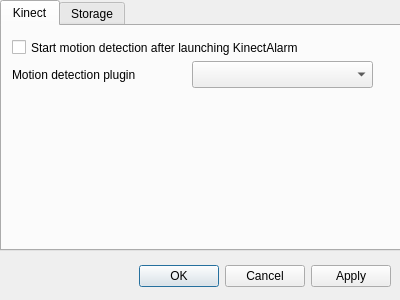
Qt form Server/ui/settingsdialog.ui (darkenk/KinectAlarm) before a commit.
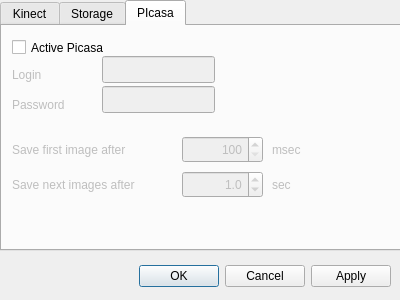
The same form after that commit.

Commit message: added posibility to store detected image on picasa web

```diff
--- a/Server/ui/settingsdialog.ui
+++ b/Server/ui/settingsdialog.ui
@@ -29,7 +29,7 @@
     </rect>
    </property>
    <property name="currentIndex">
-    <number>0</number>
+    <number>2</number>
    </property>
    <widget class="QWidget" name="kinectSettings">
     <property name="accessibleName">
@@ -261,6 +261,208 @@
      </property>
     </widget>
    </widget>
+   <widget class="QWidget" name="picasaSettings">
+    <attribute name="title">
+     <string>PIcasa</string>
+    </attribute>
+    <widget class="QCheckBox" name="picasaStorageActive">
+     <property name="geometry">
+      <rect>
+       <x>10</x>
+       <y>10</y>
+       <width>121</width>
+       <height>23</height>
+      </rect>
+     </property>
+     <property name="whatsThis">
+      <string>Activate possibility to store images on Picasa service</string>
+     </property>
+     <property name="text">
+      <string>Active Picasa</string>
+     </property>
+    </widget>
+    <widget class="QLineEdit" name="picasaLogin">
+     <property name="enabled">
+      <bool>false</bool>
+     </property>
+     <property name="geometry">
+      <rect>
+       <x>100</x>
+       <y>30</y>
+       <width>113</width>
+       <height>27</height>
+      </rect>
+     </property>
+    </widget>
+    <widget class="QLabel" name="label_7">
+     <property name="enabled">
+      <bool>false</bool>
+     </property>
+     <property name="geometry">
+      <rect>
+       <x>10</x>
+       <y>40</y>
+       <width>64</width>
+       <height>17</height>
+      </rect>
+     </property>
+     <property name="text">
+      <string>Login</string>
+     </property>
+    </widget>
+    <widget class="QLabel" name="label_8">
+     <property name="enabled">
+      <bool>false</bool>
+     </property>
+     <property name="geometry">
+      <rect>
+       <x>10</x>
+       <y>70</y>
+       <width>71</width>
+       <height>17</height>
+      </rect>
+     </property>
+     <property name="text">
+      <string>Password</string>
+     </property>
+    </widget>
+    <widget class="QLabel" name="label_9">
+     <property name="enabled">
+      <bool>false</bool>
+     </property>
+     <property name="geometry">
+      <rect>
+       <x>270</x>
+       <y>150</y>
+       <width>64</width>
+       <height>17</height>
+      </rect>
+     </property>
+     <property name="text">
+      <string>sec</string>
+     </property>
+    </widget>
+    <widget class="QLabel" name="label_10">
+     <property name="enabled">
+      <bool>false</bool>
+     </property>
+     <property name="geometry">
+      <rect>
+       <x>270</x>
+       <y>115</y>
+       <width>64</width>
+       <height>17</height>
+      </rect>
+     </property>
+     <property name="text">
+      <string>msec</string>
+     </property>
+    </widget>
+    <widget class="QLabel" name="label_11">
+     <property name="enabled">
+      <bool>false</bool>
+     </property>
+     <property name="geometry">
+      <rect>
+       <x>10</x>
+       <y>115</y>
+       <width>161</width>
+       <height>17</height>
+      </rect>
+     </property>
+     <property name="text">
+      <string>Save first image after</string>
+     </property>
+    </widget>
+    <widget class="QSpinBox" name="picasaFirstImageSpinBox">
+     <property name="enabled">
+      <bool>false</bool>
+     </property>
+     <property name="geometry">
+      <rect>
+       <x>180</x>
+       <y>110</y>
+       <width>81</width>
+       <height>27</height>
+      </rect>
+     </property>
+     <property name="alignment">
+      <set>Qt::AlignRight|Qt::AlignTrailing|Qt::AlignVCenter</set>
+     </property>
+     <property name="minimum">
+      <number>100</number>
+     </property>
+     <property name="maximum">
+      <number>1000</number>
+     </property>
+     <property name="singleStep">
+      <number>50</number>
+     </property>
+    </widget>
+    <widget class="QDoubleSpinBox" name="picasaNextImageSpinBox">
+     <property name="enabled">
+      <bool>false</bool>
+     </property>
+     <property name="geometry">
+      <rect>
+       <x>180</x>
+       <y>145</y>
+       <width>81</width>
+       <height>27</height>
+      </rect>
+     </property>
+     <property name="alignment">
+      <set>Qt::AlignRight|Qt::AlignTrailing|Qt::AlignVCenter</set>
+     </property>
+     <property name="decimals">
+      <number>1</number>
+     </property>
+     <property name="minimum">
+      <double>0.500000000000000</double>
+     </property>
+     <property name="maximum">
+      <double>30.000000000000000</double>
+     </property>
+     <property name="singleStep">
+      <double>0.500000000000000</double>
+     </property>
+     <property name="value">
+      <double>1.000000000000000</double>
+     </property>
+    </widget>
+    <widget class="QLabel" name="label_12">
+     <property name="enabled">
+      <bool>false</bool>
+     </property>
+     <property name="geometry">
+      <rect>
+       <x>10</x>
+       <y>150</y>
+       <width>171</width>
+       <height>17</height>
+      </rect>
+     </property>
+     <property name="text">
+      <string>Save next images after</string>
+     </property>
+    </widget>
+    <widget class="QLineEdit" name="picasaPassword">
+     <property name="enabled">
+      <bool>false</bool>
+     </property>
+     <property name="geometry">
+      <rect>
+       <x>100</x>
+       <y>60</y>
+       <width>113</width>
+       <height>27</height>
+      </rect>
+     </property>
+     <property name="echoMode">
+      <enum>QLineEdit::Password</enum>
+     </property>
+    </widget>
+   </widget>
   </widget>
   <widget class="QDialogButtonBox" name="buttonBox">
    <property name="geometry">
```
The commit also changes 21 other files.
